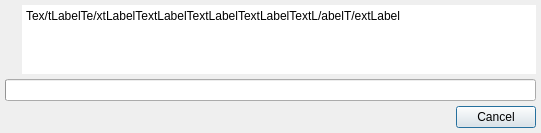
Old version of the form Tools/ResourceEditor/DataQt/waitdialog.ui in the repository reven86/dava.engine.
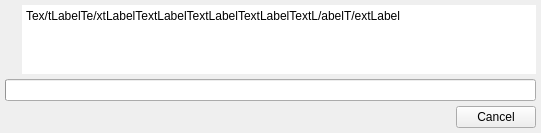
New version of the form. Icons and pictures are not drawn.

Commit message: [DF-6091] Fixed modality in QtWaitDialog

```diff
--- a/Tools/ResourceEditor/DataQt/waitdialog.ui
+++ b/Tools/ResourceEditor/DataQt/waitdialog.ui
@@ -1,7 +1,7 @@
 <?xml version="1.0" encoding="UTF-8"?>
 <ui version="4.0">
  <class>QtWaitDialog</class>
- <widget class="QDialog" name="QtWaitDialog">
+ <widget class="QWidget" name="QtWaitDialog">
   <property name="geometry">
    <rect>
     <x>0</x>
```
The commit also changes 4 other files.
